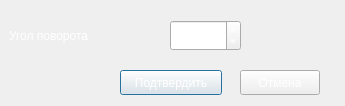
The window that src/gui_auto_bot/iteminputinfo.ui (Romster101/autobot) describes before a commit, drawn with Qt 5.
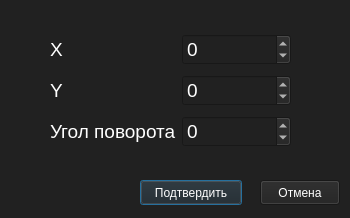
The same window after the commit.

Patch:
```diff
--- a/src/gui_auto_bot/iteminputinfo.ui
+++ b/src/gui_auto_bot/iteminputinfo.ui
@@ -6,8 +6,8 @@
    <rect>
     <x>0</x>
     <y>0</y>
-    <width>345</width>
-    <height>106</height>
+    <width>350</width>
+    <height>218</height>
    </rect>
   </property>
   <property name="windowTitle">
@@ -16,30 +16,17 @@
   <property name="styleSheet">
    <string notr="true">QWidget
 {
-	background-color: QLinearGradient(x1:0, y1:0, x2:0, y2:1, stop:1 #212121, stop:.4 #343434);
+	background-color: #212121;
 	color: white;
 	border-color: #000000;
 
 }</string>
   </property>
-  <widget class="QLabel" name="label">
-   <property name="geometry">
-    <rect>
-     <x>9</x>
-     <y>20</y>
-     <width>141</width>
-     <height>31</height>
-    </rect>
-   </property>
-   <property name="text">
-    <string>Угол поворота</string>
-   </property>
-  </widget>
   <widget class="QPushButton" name="pb_confirm">
    <property name="geometry">
     <rect>
-     <x>120</x>
-     <y>70</y>
+     <x>140</x>
+     <y>180</y>
      <width>102</width>
      <height>25</height>
     </rect>
@@ -51,8 +38,8 @@
   <widget class="QPushButton" name="pb_cancel">
    <property name="geometry">
     <rect>
-     <x>240</x>
-     <y>70</y>
+     <x>260</x>
+     <y>180</y>
      <width>80</width>
      <height>25</height>
     </rect>
@@ -61,21 +48,98 @@
     <string>Отмена</string>
    </property>
   </widget>
-  <widget class="QSpinBox" name="sb_angle">
+  <widget class="QWidget" name="gridLayoutWidget">
    <property name="geometry">
     <rect>
-     <x>170</x>
-     <y>20</y>
-     <width>71</width>
-     <height>31</height>
+     <x>50</x>
+     <y>30</y>
+     <width>241</width>
+     <height>121</height>
     </rect>
    </property>
-   <property name="minimum">
-    <number>-10000</number>
-   </property>
-   <property name="maximum">
-    <number>10000</number>
-   </property>
+   <layout class="QGridLayout" name="gridLayout">
+    <item row="0" column="0">
+     <widget class="QLabel" name="label_2">
+      <property name="font">
+       <font>
+        <pointsize>14</pointsize>
+       </font>
+      </property>
+      <property name="text">
+       <string>X</string>
+      </property>
+     </widget>
+    </item>
+    <item row="1" column="0">
+     <widget class="QLabel" name="label_3">
+      <property name="font">
+       <font>
+        <pointsize>14</pointsize>
+       </font>
+      </property>
+      <property name="text">
+       <string>Y</string>
+      </property>
+     </widget>
+    </item>
+    <item row="2" column="0">
+     <widget class="QLabel" name="label">
+      <property name="font">
+       <font>
+        <pointsize>14</pointsize>
+       </font>
+      </property>
+      <property name="text">
+       <string>Угол поворота</string>
+      </property>
+     </widget>
+    </item>
+    <item row="2" column="1">
+     <widget class="QSpinBox" name="sb_angle">
+      <property name="font">
+       <font>
+        <pointsize>14</pointsize>
+       </font>
+      </property>
+      <property name="minimum">
+       <number>-360</number>
+      </property>
+      <property name="maximum">
+       <number>360</number>
+      </property>
+     </widget>
+    </item>
+    <item row="1" column="1">
+     <widget class="QSpinBox" name="sb_Y">
+      <property name="font">
+       <font>
+        <pointsize>14</pointsize>
+       </font>
+      </property>
+      <property name="minimum">
+       <number>-10000</number>
+      </property>
+      <property name="maximum">
+       <number>10000</number>
+      </property>
+     </widget>
+    </item>
+    <item row="0" column="1">
+     <widget class="QSpinBox" name="sb_X">
+      <property name="font">
+       <font>
+        <pointsize>14</pointsize>
+       </font>
+      </property>
+      <property name="minimum">
+       <number>-10000</number>
+      </property>
+      <property name="maximum">
+       <number>10000</number>
+      </property>
+     </widget>
+    </item>
+   </layout>
   </widget>
  </widget>
  <resources/>
```
Left out of the diff: 2 changed lines with no effect on the pictures.
